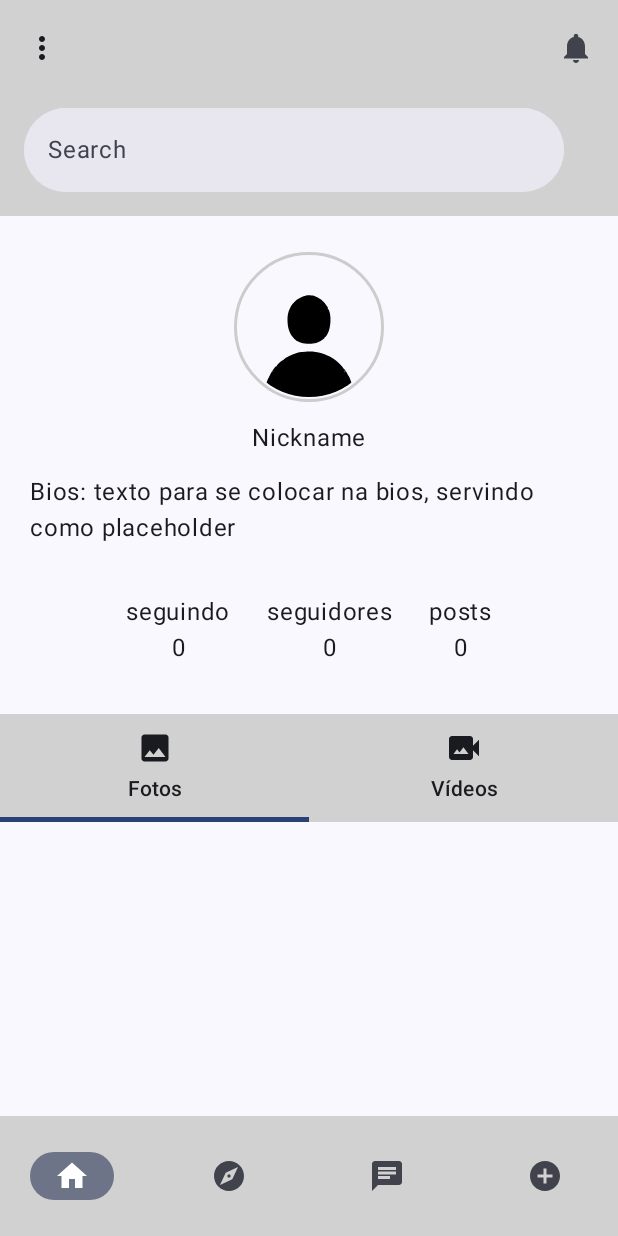
After one commit to GabriAssiss/social-media, an Android app built with Jetpack Compose: the composable ProfileView shown on its own in the app's theme, on a phone screen of 412 x 824 dp. The commit adds this screen. Run offline under Robolectric (Android 15) with nearby library versions, the phone set to English and light mode, and no system bars.

Commit message:
add: AuthView and ProfileView

```diff
--- a/code/android/app/build.gradle.kts
+++ b/code/android/app/build.gradle.kts
@@ -42,6 +42,7 @@ android {
 dependencies {
     implementation("androidx.compose.material:material-icons-extended:1.7.8")
     implementation(libs.androidx.core.ktx)
+    implementation("io.coil-kt:coil-compose:2.5.0")
     implementation(libs.androidx.lifecycle.runtime.ktx)
     implementation(libs.androidx.activity.compose)
     implementation(platform(libs.androidx.compose.bom))
@@ -50,6 +51,10 @@ dependencies {
     implementation(libs.androidx.ui.tooling.preview)
     implementation(libs.androidx.material3)
     implementation(libs.androidx.material3.lint)
+    implementation(libs.androidx.navigation.compose)
+    implementation(libs.material3)
+    implementation(libs.androidx.foundation.layout.android)
+    implementation(libs.androidx.foundation.layout.android)
     testImplementation(libs.junit)
     androidTestImplementation(libs.androidx.junit)
     androidTestImplementation(libs.androidx.espresso.core)
--- a/code/android/app/src/main/java/com/example/android/MainActivity.kt
+++ b/code/android/app/src/main/java/com/example/android/MainActivity.kt
@@ -12,6 +12,7 @@ import androidx.compose.runtime.Composable
 import androidx.compose.ui.Modifier
 import androidx.compose.ui.tooling.preview.Preview
 import com.example.android.ui.theme.AndroidTheme
+import com.example.android.ui.view.AuthView
 
 class MainActivity : ComponentActivity() {
     override fun onCreate(savedInstanceState: Bundle?) {
@@ -19,12 +20,7 @@ class MainActivity : ComponentActivity() {
         enableEdgeToEdge()
         setContent {
             AndroidTheme {
-                Scaffold(modifier = Modifier.fillMaxSize()) { innerPadding ->
-                    Greeting(
-                        name = "Android",
-                        modifier = Modifier.padding(innerPadding)
-                    )
-                }
+                AuthView()
             }
         }
     }
--- /dev/null
+++ b/code/android/app/src/main/java/com/example/android/ui/components/BottomNavigation.kt
@@ -0,0 +1,47 @@
+import androidx.compose.material.icons.Icons
+import androidx.compose.material.icons.automirrored.filled.Chat
+import androidx.compose.material.icons.filled.AddCircle
+import androidx.compose.material.icons.filled.Explore
+import androidx.compose.material.icons.filled.Home
+import androidx.compose.material3.Icon
+import androidx.compose.material3.NavigationBar
+import androidx.compose.material3.NavigationBarItem
+import androidx.compose.material3.NavigationBarItemColors
+import androidx.compose.runtime.Composable
+import androidx.compose.runtime.getValue
+import androidx.compose.runtime.mutableStateOf
+import androidx.compose.runtime.remember
+import androidx.compose.runtime.setValue
+import androidx.compose.ui.Modifier
+import androidx.compose.ui.graphics.Color
+
+const val GRAY = 0xFFD1D1D1;
+
+@Composable
+fun AppBottomNavigationBar(modifier: Modifier = Modifier) {
+    val navItemMap = mapOf(
+        "Home" to Icons.Default.Home,
+        "Explorar" to Icons.Default.Explore,
+        "Chat" to Icons.AutoMirrored.Filled.Chat,
+        "Adicionar mídia" to Icons.Default.AddCircle
+        )
+
+    var selectedKey by remember {
+        mutableStateOf("Home")
+    }
+
+    NavigationBar(containerColor = Color(GRAY)) {
+        for (item in navItemMap) {
+            NavigationBarItem(
+                selected = selectedKey == item.key,
+                onClick = {
+                    selectedKey = item.key
+                },
+                icon = {
+                    Icon(imageVector = item.value, contentDescription = item.key)
+                },
+
+            )
+        }
+    }
+}
--- /dev/null
+++ b/code/android/app/src/main/java/com/example/android/ui/components/ProfileImage.kt
@@ -0,0 +1,29 @@
+import androidx.compose.foundation.Image
+import androidx.compose.foundation.border
+import androidx.compose.foundation.layout.aspectRatio
+import androidx.compose.foundation.layout.padding
+import androidx.compose.foundation.shape.CircleShape
+import androidx.compose.runtime.Composable
+import androidx.compose.ui.Modifier
+import androidx.compose.ui.draw.clip
+import androidx.compose.ui.graphics.Color
+import androidx.compose.ui.graphics.painter.Painter
+import androidx.compose.ui.unit.dp
+
+
+@Composable
+fun ProfileImage(image: Painter, modifier: Modifier = Modifier) {
+    Image(
+        painter = image,
+        contentDescription = null,
+        modifier = modifier
+            .aspectRatio(1f, matchHeightConstraintsFirst = true)
+            .border(
+                width = 2.dp,
+                color = Color.LightGray,
+                shape = CircleShape
+            )
+            .padding(3.dp)
+            .clip(CircleShape)
+        )
+}
--- /dev/null
+++ b/code/android/app/src/main/java/com/example/android/ui/components/TopNavigation.kt
@@ -0,0 +1,136 @@
+package com.example.android.ui.components
+
+import androidx.compose.foundation.clickable
+import androidx.compose.foundation.layout.Arrangement
+import androidx.compose.foundation.layout.Box
+import androidx.compose.foundation.layout.Column
+import androidx.compose.foundation.layout.Row
+import androidx.compose.foundation.layout.fillMaxSize
+import androidx.compose.foundation.layout.fillMaxWidth
+import androidx.compose.foundation.layout.padding
+import androidx.compose.foundation.lazy.LazyColumn
+import androidx.compose.foundation.rememberScrollState
+import androidx.compose.foundation.text.input.TextFieldState
+import androidx.compose.foundation.verticalScroll
+import androidx.compose.material.icons.Icons
+import androidx.compose.material.icons.filled.MoreVert
+import androidx.compose.material.icons.filled.Notifications
+import androidx.compose.material.icons.filled.Search
+import androidx.compose.material3.CenterAlignedTopAppBar
+import androidx.compose.material3.ExperimentalMaterial3Api
+import androidx.compose.material3.Icon
+import androidx.compose.material3.IconButton
+import androidx.compose.material3.ListItem
+import androidx.compose.material3.ListItemDefaults
+import androidx.compose.material3.MaterialTheme
+import androidx.compose.material3.SearchBar
+import androidx.compose.material3.SearchBarDefaults
+import androidx.compose.material3.Surface
+import androidx.compose.material3.Text
+import androidx.compose.material3.TopAppBarDefaults
+import androidx.compose.runtime.Composable
+import androidx.compose.runtime.getValue
+import androidx.compose.runtime.mutableStateOf
+import androidx.compose.runtime.saveable.rememberSaveable
+import androidx.compose.runtime.setValue
+import androidx.compose.ui.Alignment
+import androidx.compose.ui.Modifier
+import androidx.compose.ui.graphics.Color
+import androidx.compose.ui.semantics.isTraversalGroup
+import androidx.compose.ui.semantics.semantics
+import androidx.compose.ui.semantics.traversalIndex
+import androidx.compose.ui.unit.dp
+
+const val GRAY = 0xFFD1D1D1;
+
+
+@OptIn(ExperimentalMaterial3Api::class)
+@Composable
+fun AppTopNavigation(
+    modifier: Modifier = Modifier,
+    textFieldState: TextFieldState,
+    onSearch: (String) -> Unit,
+    searchResults: List<String>,
+) {
+    Surface(
+        color = Color(GRAY)
+    ) {
+        Column {
+            CenterAlignedTopAppBar(
+                title = { Text("") },
+                navigationIcon = {
+                    IconButton(onClick = { }) {
+                        Icon(Icons.Default.MoreVert, contentDescription = "Opções")
+                    }
+                },
+                actions = {
+                    IconButton(onClick = { }) {
+                        Icon(Icons.Default.Notifications, contentDescription = "Notificações")
+                    }
+                },
+                colors = TopAppBarDefaults.topAppBarColors(
+                    containerColor = Color(GRAY)
+                )
+            )
+
+            SimpleSearchBar(
+                textFieldState = textFieldState,
+                onSearch = onSearch,
+                searchResults = searchResults,
+                modifier = Modifier.padding(start = 16.dp, end = 16.dp, bottom = 16.dp)
+            )
+        }
+    }
+}
+
+@OptIn(ExperimentalMaterial3Api::class)
+@Composable
+fun SimpleSearchBar(
+    textFieldState: TextFieldState,
+    onSearch: (String) -> Unit,
+    searchResults: List<String>,
+    modifier: Modifier = Modifier
+) {
+    var expanded by rememberSaveable { mutableStateOf(false) }
+
+    Box(
+        modifier
+            .semantics { isTraversalGroup = true }
+    ) {
+        SearchBar(
+            modifier = Modifier
+                .align(Alignment.TopCenter)
+                .semantics { traversalIndex = 0f },
+            inputField = {
+                SearchBarDefaults.InputField(
+                    query = textFieldState.text.toString(),
+                    onQueryChange = { textFieldState.edit { replace(0, length, it) } },
+                    onSearch = {
+                        onSearch(textFieldState.text.toString())
+                        expanded = false
+                    },
+                    expanded = expanded,
+                    onExpandedChange = { expanded = it },
+                    placeholder = { Text("Search") }
+                )
+            },
+            expanded = expanded,
+            onExpandedChange = { expanded = it },
+        ) {
+
+            Column(Modifier.verticalScroll(rememberScrollState())) {
+                searchResults.forEach { result ->
+                    ListItem(
+                        headlineContent = { Text(result) },
+                        modifier = Modifier
+                            .clickable {
+                                textFieldState.edit { replace(0, length, result) }
+                                expanded = false
+                            }
+                            .fillMaxWidth()
+                    )
+                }
+            }
+        }
+    }
+}
--- a/code/android/app/src/main/java/com/example/android/ui/view/AuthView.kt
+++ b/code/android/app/src/main/java/com/example/android/ui/view/AuthView.kt
@@ -7,6 +7,7 @@ import androidx.compose.foundation.layout.Column
 import androidx.compose.foundation.layout.fillMaxSize
 import androidx.compose.foundation.layout.padding
 import androidx.compose.material3.MaterialTheme
+import androidx.compose.material3.Scaffold
 import androidx.compose.material3.Surface
 import androidx.compose.material3.Text
 import androidx.compose.runtime.Composable
@@ -14,14 +15,17 @@ import androidx.compose.ui.Alignment
 import androidx.compose.ui.Modifier
 import androidx.compose.ui.tooling.preview.Preview
 import androidx.compose.ui.unit.dp
+import com.example.android.Greeting
 import com.example.android.ui.components.AppOutlinedButton
 
+
 @Composable
-fun LoginView(modifier: Modifier = Modifier) {
+fun AuthView(modifier: Modifier = Modifier) {
     val labels = listOf("Email ou Apelido", "Senha")
     var buttonDescription = "Entrar"
     val forgotPass = "Esqueci a senha..."
-    Surface {
+    Scaffold(modifier = Modifier.fillMaxSize()) { innerPadding ->
+        Surface(modifier = Modifier.padding(innerPadding)) {
             Column(
                 modifier = Modifier.fillMaxSize(),
                 verticalArrangement = Arrangement.Center,
@@ -54,9 +58,10 @@ fun LoginView(modifier: Modifier = Modifier) {
             }
         }
     }
+}
 
 @Preview
 @Composable
 fun LoginViewPreview() {
-    LoginView()
+    AuthView()
 }
--- /dev/null
+++ b/code/android/app/src/main/java/com/example/android/ui/view/ProfileView.kt
@@ -0,0 +1,154 @@
+package com.example.android.ui.view
+
+import AppBottomNavigationBar
+import ProfileImage
+import androidx.compose.foundation.layout.Arrangement
+import androidx.compose.foundation.layout.Column
+import androidx.compose.foundation.layout.Row
+import androidx.compose.foundation.layout.Spacer
+import androidx.compose.foundation.layout.fillMaxSize
+import androidx.compose.foundation.layout.fillMaxWidth
+import androidx.compose.foundation.layout.height
+import androidx.compose.foundation.layout.padding
+import androidx.compose.foundation.layout.size
+import androidx.compose.foundation.text.input.rememberTextFieldState
+import androidx.compose.material.icons.Icons
+import androidx.compose.material.icons.automirrored.filled.Chat
+import androidx.compose.material.icons.filled.AddCircle
+import androidx.compose.material.icons.filled.Explore
+import androidx.compose.material.icons.filled.Home
+import androidx.compose.material.icons.filled.Photo
+import androidx.compose.material.icons.filled.VideoCameraBack
+import androidx.compose.material3.ExperimentalMaterial3Api
+import androidx.compose.material3.Icon
+import androidx.compose.material3.NavigationBar
+import androidx.compose.material3.NavigationBarItem
+import androidx.compose.material3.Scaffold
+import androidx.compose.material3.SecondaryTabRow
+import androidx.compose.material3.Surface
+import androidx.compose.material3.Tab
+import androidx.compose.material3.TabRowDefaults
+import androidx.compose.material3.Text
+import androidx.compose.runtime.Composable
+import androidx.compose.runtime.getValue
+import androidx.compose.runtime.mutableIntStateOf
+import androidx.compose.runtime.mutableStateOf
+import androidx.compose.runtime.remember
+import androidx.compose.runtime.setValue
+import androidx.compose.ui.Alignment
+import androidx.compose.ui.Modifier
+import androidx.compose.ui.graphics.Color
+import androidx.compose.ui.res.painterResource
+import androidx.compose.ui.tooling.preview.Preview
+import androidx.compose.ui.unit.dp
+import com.example.android.R
+import com.example.android.ui.components.AppTopNavigation
+
+
+const val GRAY = 0xFFD1D1D1;
+
+@OptIn(ExperimentalMaterial3Api::class)
+@Composable
+fun ProfileView(modifier: Modifier = Modifier) {
+
+    val textFieldState = rememberTextFieldState()
+    val nickname = "Nickname"
+    val searchResults = remember {
+        listOf("Lista", "de", "Resultados", "de", "Pesquisa")
+    }
+
+    Scaffold(modifier = Modifier.fillMaxSize(),
+        topBar = {
+            AppTopNavigation(
+                textFieldState = textFieldState,
+                onSearch = { query ->
+                    println("Buscando por: $query")
+                },
+                searchResults = searchResults
+            )
+        },
+        bottomBar = { AppBottomNavigationBar() }) { innerPadding ->
+        Surface(modifier = Modifier.padding(innerPadding)) {
+            Column(modifier = Modifier.fillMaxSize() ,
+                horizontalAlignment = Alignment.CenterHorizontally) {
+                Spacer(modifier = Modifier.height(24.dp))
+                ProfileImage(image = painterResource(id = R.drawable.default_avatar_icon), modifier = Modifier
+                    .size(100.dp)
+                   )
+                Spacer(modifier = Modifier.height(12.dp))
+                Text(nickname)
+                Spacer(modifier = Modifier.height(12.dp))
+                Bios()
+                Row(
+                    modifier = Modifier
+                        .padding(20.dp),
+                    horizontalArrangement = Arrangement.Center
+                ) {
+                    Stats(modifier)
+                }
+                ContentBar()
+            }
+        }
+    }
+}
+
+@Composable
+fun Bios(modifier: Modifier = Modifier) {
+    Row(
+        modifier = Modifier.fillMaxWidth()
+            .padding(horizontal = 20.dp)
+        ) {
+        Text("Bios: texto para se colocar na bios, servindo como placeholder")
+    }
+}
+
+@Composable
+fun Stats(modifier: Modifier = Modifier) {
+    val stats = listOf("seguindo", "seguidores", "posts")
+
+    for (stat in stats) {
+        Stat(modifier, stat, "0")
+    }
+}
+
+@Composable
+fun Stat(modifier: Modifier = Modifier, status : String, value : String) {
+    Column(
+        modifier = Modifier.padding(12.dp),
+        horizontalAlignment = Alignment.CenterHorizontally
+        ) {
+        Text(status)
+        Text(value)
+    }
+}
+
+@Composable
+fun ContentBar(modifier: Modifier = Modifier) {
+    val tabs = listOf("Fotos", "Vídeos")
+    val icons = listOf(Icons.Default.Photo, Icons.Default.VideoCameraBack)
+
+    var selectedIndex by remember { mutableIntStateOf(0) }
+
+    SecondaryTabRow(
+        selectedTabIndex = selectedIndex,
+        containerColor = Color(GRAY),
+        divider = {}
+    ) {
+        tabs.forEachIndexed { index, title ->
+            Tab(
+                selected = selectedIndex == index,
+                onClick = { selectedIndex = index },
+                text = { Text(text = title) },
+                icon = {
+                    Icon(imageVector = icons[index], contentDescription = null)
+                }
+            )
+        }
+    }
+}
+
+@Preview
+@Composable
+fun ProfileViewPreview() {
+    ProfileView()
+}
--- /dev/null
+++ b/code/android/app/src/main/res/drawable/default_avatar_icon.xml
@@ -0,0 +1,14 @@
+<vector xmlns:android="http://schemas.android.com/apk/res/android"
+    android:width="350dp"
+    android:height="350dp"
+    android:viewportWidth="350"
+    android:viewportHeight="350">
+  <path
+      android:pathData="M168,96c-10.8,1.9 -22.5,8.5 -29.6,16.4 -6.7,7.5 -7.5,8.7 -11,15.9 -5.1,10.6 -6.8,19.8 -6.1,33.1 0.9,18.9 5.7,31.4 15.7,41.6 6.4,6.5 8.4,7.7 18.5,11.1 9,3 27.4,3.4 37.2,0.7 9.4,-2.6 23.2,-11.6 21.6,-14.1 -0.3,-0.6 -0.1,-0.7 0.4,-0.4 1.5,0.9 7.1,-8.1 9.8,-15.6 6.6,-18.2 5.4,-47.3 -2.3,-56.1 -1.2,-1.4 -1.3,-1.7 -0.2,-1.1 1.1,0.7 1,0.1 -0.4,-2 -9.3,-14.6 -21,-24.2 -34.4,-28.4 -4.8,-1.5 -14.1,-2.1 -19.2,-1.1z"
+      android:fillColor="#000000"
+      android:strokeColor="#00000000"/>
+  <path
+      android:pathData="M155.2,237.6c-9.6,1.7 -18.9,4.8 -28.2,9.3 -10.6,5.2 -16.2,9 -15.4,10.3 0.4,0.7 0.3,0.8 -0.5,0.4 -1.8,-1.2 -16.5,11.8 -16.6,14.6 -0.1,0.7 -0.6,1.2 -1.2,1.1 -2.5,-0.5 -17,20.8 -15.7,22.9 0.4,0.6 0.2,0.8 -0.3,0.5 -1.3,-0.8 -2.6,2 -1.6,3.5 0.3,0.6 0.1,0.8 -0.5,0.5 -1.2,-0.8 -5.1,8.8 -8.1,20.3 -1.7,6.1 -4,22 -4.1,27.7 0,1 23.1,1.3 112,1.3l112,-0 0,-2.3c0,-4.8 -2.2,-19.4 -4.1,-26.7 -2.6,-10.5 -8.6,-25.3 -9.8,-24.5 -0.4,0.2 -0.8,-0.5 -0.8,-1.6 -0.2,-2.6 -9.7,-16.5 -11,-16.2 -0.6,0.1 -1,-0.4 -0.9,-1.1 0.2,-2.7 -15.9,-18 -25.2,-23.9 -18.9,-12.1 -38.5,-17.8 -60.6,-17.6 -6.6,0.1 -15.4,0.7 -19.4,1.5zM167.7,237.6c-0.3,0.3 -1.2,0.4 -1.9,0.1 -0.8,-0.3 -0.5,-0.6 0.6,-0.6 1.1,-0.1 1.7,0.2 1.3,0.5zM265.2,287.6c-0.6,1.2 -0.9,0.7 -0.9,-1.6 0,-2.3 0.3,-2.8 0.9,-1.6 0.5,0.9 0.5,2.3 0,3.2zM85.3,285.5c-0.3,0.9 -0.8,1.4 -1,1.1 -0.3,-0.3 -0.2,-0.9 0.2,-1.5 0.9,-1.6 1.5,-1.3 0.8,0.4z"
+      android:fillColor="#000000"
+      android:strokeColor="#00000000"/>
+</vector>
--- a/code/android/gradle/libs.versions.toml
+++ b/code/android/gradle/libs.versions.toml
@@ -9,6 +9,9 @@ lifecycleRuntimeKtx = "2.9.2"
 activityCompose = "1.11.0"
 composeBom = "2024.09.00"
 material3Lint = "1.4.0"
+navigationCompose = "2.9.6"
+material3 = "1.4.0"
+foundationLayoutAndroid = "1.8.1"
 
 [libraries]
 androidx-core-ktx = { group = "androidx.core", name = "core-ktx", version.ref = "coreKtx" }
@@ -26,6 +29,9 @@ androidx-ui-test-manifest = { group = "androidx.compose.ui", name = "ui-test-man
 androidx-ui-test-junit4 = { group = "androidx.compose.ui", name = "ui-test-junit4" }
 androidx-material3 = { group = "androidx.compose.material3", name = "material3" }
 androidx-material3-lint = { group = "androidx.compose.material3", name = "material3-lint", version.ref = "material3Lint" }
+androidx-navigation-compose = { group = "androidx.navigation", name = "navigation-compose", version.ref = "navigationCompose" }
+material3 = { group = "androidx.compose.material3", name = "material3", version.ref = "material3" }
+androidx-foundation-layout-android = { group = "androidx.compose.foundation", name = "foundation-layout-android", version.ref = "foundationLayoutAndroid" }
 
 [plugins]
 android-application = { id = "com.android.application", version.ref = "agp" }
```
Lines whose indentation alone changed are shown as unchanged.
